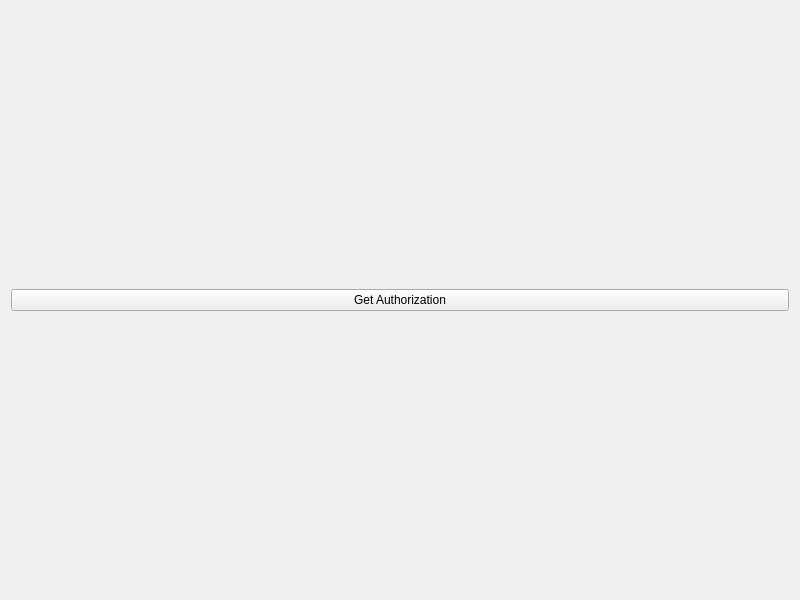
Qt form spotifyplaylistplayer.ui (y9luiz/SpotifyPlaylistPlayer) before a commit.
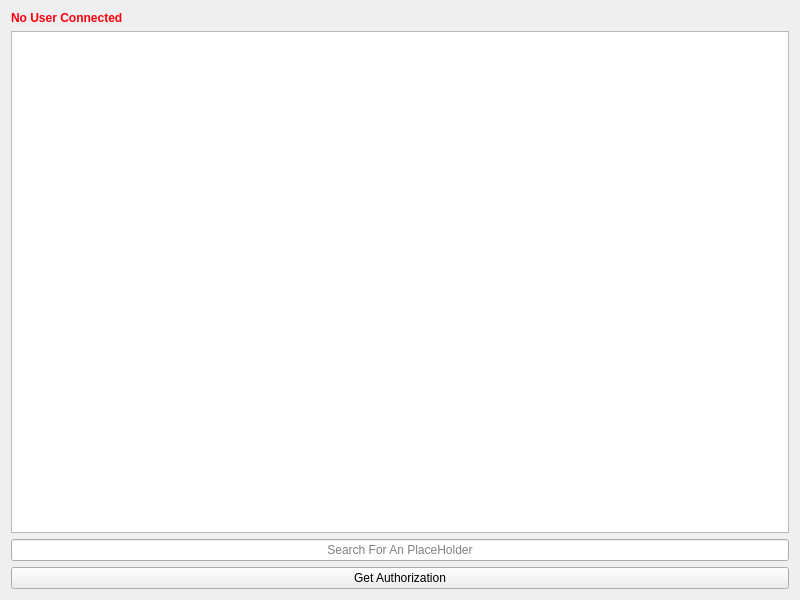
The same form after that commit.

```diff
--- a/spotifyplaylistplayer.ui
+++ b/spotifyplaylistplayer.ui
@@ -16,13 +16,43 @@
   <layout class="QGridLayout" name="gridLayout_2">
    <item row="0" column="0">
     <layout class="QGridLayout" name="gridLayout">
-     <item row="0" column="0">
+     <item row="3" column="0">
       <widget class="QPushButton" name="pushButtonGrant">
        <property name="text">
         <string>Get Authorization</string>
        </property>
       </widget>
      </item>
+     <item row="2" column="0">
+      <widget class="QLineEdit" name="lineEditTrack">
+       <property name="alignment">
+        <set>Qt::AlignCenter</set>
+       </property>
+       <property name="placeholderText">
+        <string>Search For An PlaceHolder</string>
+       </property>
+      </widget>
+     </item>
+     <item row="1" column="0">
+      <layout class="QHBoxLayout" name="horizontalLayout">
+       <property name="sizeConstraint">
+        <enum>QLayout::SetMinimumSize</enum>
+       </property>
+       <item>
+        <widget class="QListView" name="listView"/>
+       </item>
+      </layout>
+     </item>
+     <item row="0" column="0">
+      <widget class="QLabel" name="labelUserId">
+       <property name="styleSheet">
+        <string notr="true">color: rgb(255, 0, 13);</string>
+       </property>
+       <property name="text">
+        <string>&lt;html&gt;&lt;head/&gt;&lt;body&gt;&lt;p&gt;&lt;span style=&quot; font-weight:700;&quot;&gt;No User Connected&lt;/span&gt;&lt;/p&gt;&lt;/body&gt;&lt;/html&gt;</string>
+       </property>
+      </widget>
+     </item>
     </layout>
    </item>
   </layout>
```
